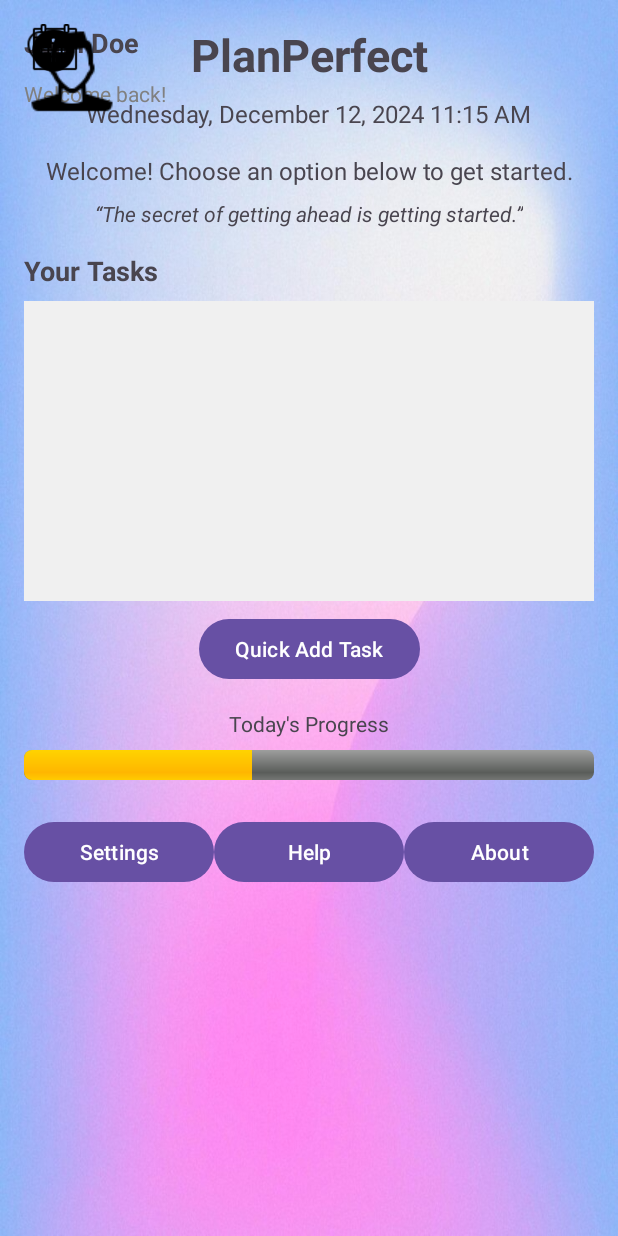
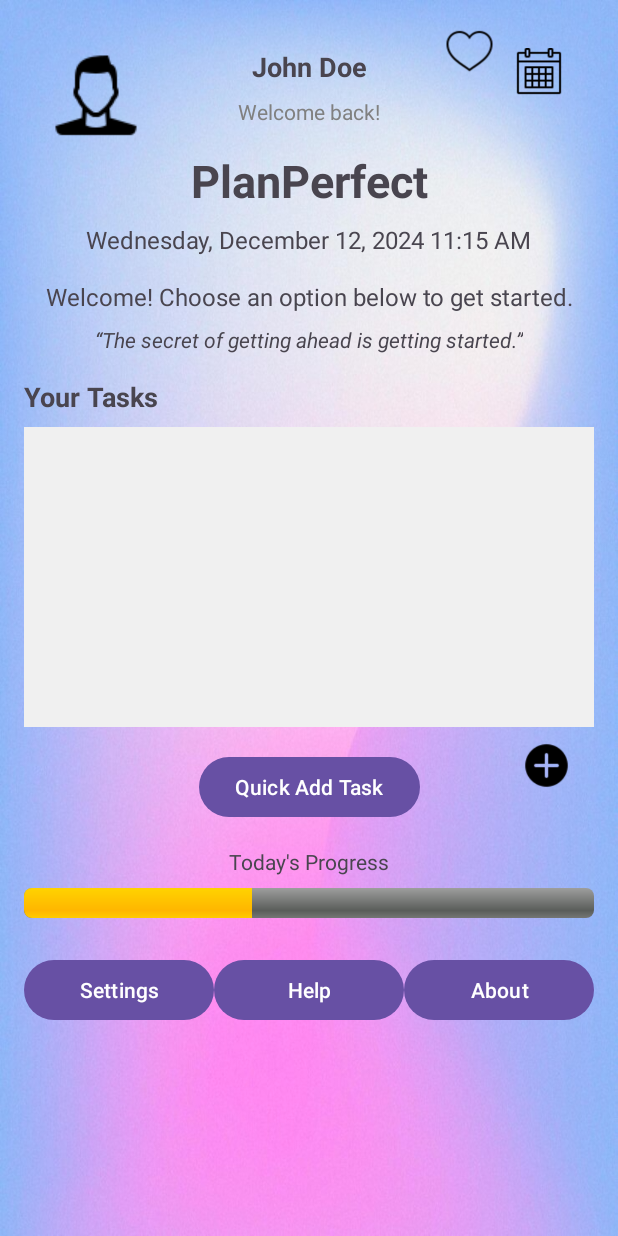
Before and after one commit to tpotenberg/PlanPerfect, an Android app: the screen it shows after launch (MainActivity), on a phone screen of 412 x 824 dp. Run offline under Robolectric (Android 15) with nearby library versions, the phone set to English and light mode, and no system bars; our stand-ins replace navigation-ui; 5 statements that could not run were skipped.

Commit message:
ERROR FIXES.

```diff
--- a/app/src/main/res/layout/activity_main.xml
+++ b/app/src/main/res/layout/activity_main.xml
@@ -6,10 +6,10 @@
         android:layout_width="match_parent"
         android:layout_height="match_parent"
         android:padding="16dp"
-        android:background="@drawable/x2"> <!-- Set background here -->
+        android:background="@drawable/x2"
+        tools:context=".MainActivity">
 
     <!-- Profile Section -->
-
     <TextView
             android:id="@+id/profileName"
             android:layout_width="wrap_content"
@@ -17,11 +17,11 @@
             android:text="John Doe"
             android:textSize="18sp"
             android:textStyle="bold"
-            tools:layout_editor_absoluteY="25dp" tools:layout_editor_absoluteX="90dp"/>
+            app:layout_constraintTop_toTopOf="parent"
+            app:layout_constraintStart_toStartOf="parent"
+            app:layout_constraintEnd_toEndOf="parent"
+            android:layout_marginTop="16dp" />
 
-    <!-- Calendar Box in Top-Right Corner -->
-
-    <!-- App Title -->
     <TextView
             android:id="@+id/profileSubtitle"
             android:layout_width="wrap_content"
@@ -30,7 +30,11 @@
             android:textSize="14sp"
             android:textColor="#808080"
             app:layout_constraintTop_toBottomOf="@id/profileName"
-            tools:layout_editor_absoluteX="86dp" android:layout_marginTop="12dp"/>
+            app:layout_constraintStart_toStartOf="parent"
+            app:layout_constraintEnd_toEndOf="parent"
+            android:layout_marginTop="8dp" />
+
+    <!-- App Title -->
     <TextView
             android:id="@+id/appTitle"
             android:layout_width="wrap_content"
@@ -38,9 +42,10 @@
             android:text="PlanPerfect"
             android:textSize="30sp"
             android:textStyle="bold"
+            app:layout_constraintTop_toBottomOf="@id/profileSubtitle"
             app:layout_constraintStart_toStartOf="parent"
             app:layout_constraintEnd_toEndOf="parent"
-            tools:layout_editor_absoluteY="118dp"/>
+            android:layout_marginTop="16dp" />
 
     <!-- Date and Time -->
     <TextView
@@ -74,10 +79,10 @@
             android:text="“The secret of getting ahead is getting started.”"
             android:textSize="14sp"
             android:textStyle="italic"
-            android:layout_marginTop="8dp"
             app:layout_constraintTop_toBottomOf="@id/welcomeMessage"
             app:layout_constraintStart_toStartOf="parent"
-            app:layout_constraintEnd_toEndOf="parent" />
+            app:layout_constraintEnd_toEndOf="parent"
+            android:layout_marginTop="8dp" />
 
     <!-- Task List Section -->
     <TextView
@@ -87,20 +92,20 @@
             android:text="Your Tasks"
             android:textSize="18sp"
             android:textStyle="bold"
-            android:layout_marginTop="16dp"
             app:layout_constraintTop_toBottomOf="@id/motivationalQuote"
-            app:layout_constraintStart_toStartOf="parent" />
+            app:layout_constraintStart_toStartOf="parent"
+            android:layout_marginTop="16dp" />
 
     <androidx.recyclerview.widget.RecyclerView
             android:id="@+id/taskRecyclerView"
             android:layout_width="0dp"
             android:layout_height="200dp"
+            android:background="#F0F0F0"
+            android:padding="8dp"
             app:layout_constraintTop_toBottomOf="@id/taskListLabel"
             app:layout_constraintStart_toStartOf="parent"
             app:layout_constraintEnd_toEndOf="parent"
-            android:layout_marginTop="8dp"
-            android:background="#F0F0F0"
-            android:padding="8dp" />
+            android:layout_marginTop="8dp" />
 
     <!-- Quick Add Task Button -->
     <Button
@@ -108,10 +113,10 @@
             android:layout_width="wrap_content"
             android:layout_height="wrap_content"
             android:text="Quick Add Task"
-            android:layout_marginTop="8dp"
             app:layout_constraintTop_toBottomOf="@id/taskRecyclerView"
             app:layout_constraintStart_toStartOf="parent"
-            app:layout_constraintEnd_toEndOf="parent" />
+            app:layout_constraintEnd_toEndOf="parent"
+            android:layout_marginTop="16dp" />
 
     <!-- Today's Progress Section -->
     <TextView
@@ -142,17 +147,18 @@
             android:layout_width="0dp"
             android:layout_height="wrap_content"
             android:orientation="horizontal"
-            android:layout_marginTop="24dp"
             app:layout_constraintTop_toBottomOf="@id/dailyProgress"
             app:layout_constraintStart_toStartOf="parent"
-            app:layout_constraintEnd_toEndOf="parent">
+            app:layout_constraintEnd_toEndOf="parent"
+            android:layout_marginTop="24dp">
 
         <Button
                 android:id="@+id/btnSettings"
                 android:layout_width="0dp"
                 android:layout_height="wrap_content"
                 android:layout_weight="1"
-                android:text="Settings"/>
+                android:text="Settings" />
+
         <Button
                 android:id="@+id/btnHelp"
                 android:layout_width="0dp"
@@ -167,21 +173,44 @@
                 android:layout_weight="1"
                 android:text="About" />
     </LinearLayout>
+
+    <!-- ImageViews -->
     <ImageView
+            android:id="@+id/imageView"
             android:layout_width="41dp"
-            android:layout_height="32dp" app:srcCompat="@drawable/icons8_calendar_50"
-            android:id="@+id/imageView" tools:layout_editor_absoluteY="0dp" tools:layout_editor_absoluteX="339dp"/>
+            android:layout_height="32dp"
+            app:srcCompat="@drawable/icons8_calendar_50"
+            app:layout_constraintTop_toTopOf="parent"
+            app:layout_constraintEnd_toEndOf="parent"
+            android:layout_marginTop="16dp"
+            android:layout_marginEnd="16dp" />
+
     <ImageView
+            android:id="@+id/imageView4"
             android:layout_width="39dp"
-            android:layout_height="35dp" app:srcCompat="@drawable/icons8_plus_60" android:id="@+id/imageView4"
-            tools:layout_editor_absoluteY="261dp" tools:layout_editor_absoluteX="341dp"/>
+            android:layout_height="35dp"
+            app:srcCompat="@drawable/icons8_plus_60"
+            app:layout_constraintTop_toBottomOf="@id/taskRecyclerView"
+            app:layout_constraintEnd_toEndOf="parent"
+            android:layout_marginEnd="12dp"
+            android:layout_marginTop="8dp"/>
     <ImageView
+            android:id="@+id/imageView6"
             android:layout_width="35dp"
-            android:layout_height="33dp" app:srcCompat="@drawable/icons8_favorites_50"
-            android:id="@+id/imageView6" tools:layout_editor_absoluteY="-1dp" tools:layout_editor_absoluteX="293dp"/>
+            android:layout_height="33dp"
+            app:srcCompat="@drawable/icons8_favorites_50"
+            app:layout_constraintTop_toTopOf="parent"
+            app:layout_constraintEnd_toStartOf="@id/imageView"
+            android:layout_marginEnd="8dp" />
+
     <ImageView
+            android:id="@+id/imageView9"
             android:layout_width="wrap_content"
-            android:layout_height="wrap_content" app:srcCompat="@drawable/icons8_user_64" android:id="@+id/imageView9"
-            tools:layout_editor_absoluteY="13dp" tools:layout_editor_absoluteX="16dp"/>
+            android:layout_height="wrap_content"
+            app:srcCompat="@drawable/icons8_user_64"
+            app:layout_constraintTop_toTopOf="parent"
+            app:layout_constraintStart_toStartOf="parent"
+            android:layout_marginStart="16dp"
+            android:layout_marginTop="16dp" />
 
 </androidx.constraintlayout.widget.ConstraintLayout>
```
